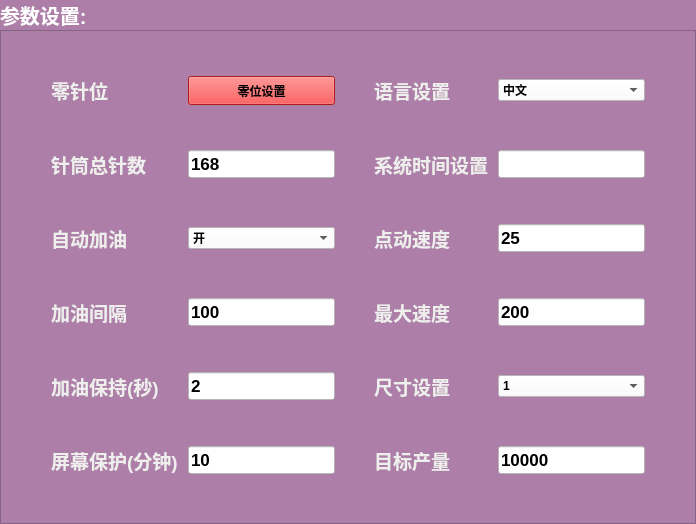
This is frm/Frm_parameterSettings.ui in lvxiaowei/linux_lcCode as Qt 5 draws it before an edit. The edited form follows.
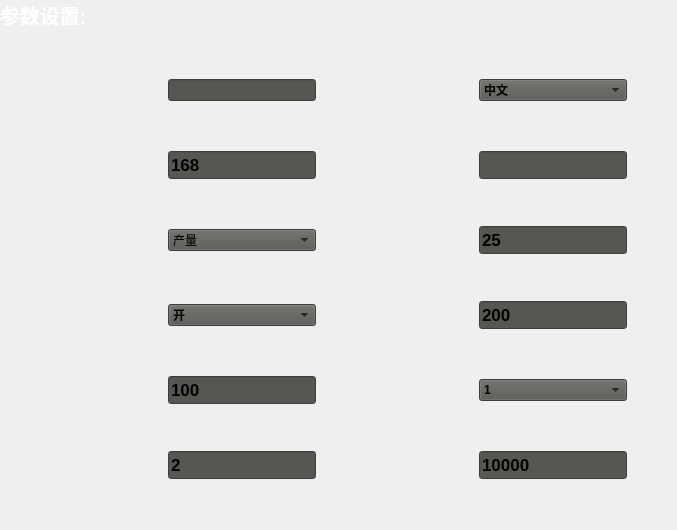
This is the edited form.

Diff of the .ui file:
```diff
--- a/frm/Frm_parameterSettings.ui
+++ b/frm/Frm_parameterSettings.ui
@@ -6,15 +6,15 @@
    <rect>
     <x>0</x>
     <y>0</y>
-    <width>696</width>
-    <height>524</height>
+    <width>677</width>
+    <height>530</height>
    </rect>
   </property>
   <property name="windowTitle">
    <string>Form</string>
   </property>
   <property name="styleSheet">
-   <string notr="true">background-color: rgb(173, 127, 168);</string>
+   <string notr="true"/>
   </property>
   <layout class="QGridLayout" name="gridLayout" rowstretch="0,1">
    <property name="leftMargin">
@@ -33,15 +33,13 @@
     <number>0</number>
    </property>
    <item row="1" column="0" colspan="2">
-    <widget class="QFrame" name="frame">
+    <widget class="QWidget" name="widget" native="true">
      <property name="styleSheet">
-      <string notr="true"/>
-     </property>
-     <property name="frameShape">
-      <enum>QFrame::StyledPanel</enum>
-     </property>
-     <property name="frameShadow">
-      <enum>QFrame::Raised</enum>
+      <string notr="true">QLineEdit:focus,QComboBox:focus, QPushButton:focus, QDoubleSpinBox:focus{
+border-width:4px;
+border-radius:10px;
+border-color: rgb(222, 89, 89);
+}</string>
      </property>
      <layout class="QGridLayout" name="gridLayout_2">
       <property name="leftMargin">
@@ -62,8 +60,8 @@
       <property name="verticalSpacing">
        <number>0</number>
       </property>
-      <item row="3" column="4">
-       <widget class="QLineEdit" name="m_edtMaxSpeed">
+      <item row="7" column="4">
+       <widget class="QLineEdit" name="m_edtOutput">
         <property name="font">
          <font>
           <pointsize>13</pointsize>
@@ -72,64 +70,24 @@
          </font>
         </property>
         <property name="styleSheet">
-         <string notr="true">background-color: rgb(255, 255, 255);</string>
+         <string notr="true">background-color: rgb(85, 87, 83);</string>
         </property>
         <property name="text">
-         <string>200</string>
+         <string>10000</string>
         </property>
         <property name="alignment">
          <set>Qt::AlignLeading|Qt::AlignLeft|Qt::AlignVCenter</set>
         </property>
        </widget>
       </item>
-      <item row="3" column="3">
-       <widget class="QLabel" name="label_22">
-        <property name="font">
-         <font>
-          <pointsize>14</pointsize>
-          <weight>75</weight>
-          <bold>true</bold>
-         </font>
-        </property>
+      <item row="3" column="1">
+       <widget class="QComboBox" name="m_edtOilMode">
         <property name="styleSheet">
-         <string notr="true">color: rgb(238, 238, 236);</string>
+         <string notr="true">background-color: rgb(85, 87, 83);</string>
         </property>
-        <property name="text">
-         <string>最大速度</string>
-        </property>
-       </widget>
-      </item>
-      <item row="1" column="3">
-       <widget class="QLabel" name="label_19">
-        <property name="font">
-         <font>
-          <pointsize>14</pointsize>
-          <weight>75</weight>
-          <bold>true</bold>
-         </font>
-        </property>
-        <property name="styleSheet">
-         <string notr="true">color: rgb(238, 238, 236);</string>
-        </property>
-        <property name="text">
-         <string>系统时间设置</string>
-        </property>
-       </widget>
-      </item>
-      <item row="2" column="1">
-       <widget class="QComboBox" name="m_edtOilEnable">
-        <property name="font">
-         <font>
-          <weight>75</weight>
-          <bold>true</bold>
-         </font>
-        </property>
-        <property name="styleSheet">
-         <string notr="true">background-color: rgb(255, 255, 255);</string>
-        </property>
         <item>
          <property name="text">
-          <string>开</string>
+          <string>产量</string>
          </property>
         </item>
         <item>
@@ -139,8 +97,8 @@
         </item>
        </widget>
       </item>
-      <item row="5" column="1">
-       <widget class="QLineEdit" name="m_edtScreen">
+      <item row="7" column="1">
+       <widget class="QLineEdit" name="m_edtOilKeep">
         <property name="font">
          <font>
           <pointsize>13</pointsize>
@@ -149,18 +107,18 @@
          </font>
         </property>
         <property name="styleSheet">
-         <string notr="true">background-color: rgb(255, 255, 255);</string>
+         <string notr="true">background-color: rgb(85, 87, 83);</string>
         </property>
         <property name="text">
-         <string>10</string>
+         <string>2</string>
         </property>
         <property name="alignment">
          <set>Qt::AlignLeading|Qt::AlignLeft|Qt::AlignVCenter</set>
         </property>
        </widget>
       </item>
-      <item row="2" column="3">
-       <widget class="QLabel" name="label_21">
+      <item row="6" column="0">
+       <widget class="QLabel" name="label_10">
         <property name="font">
          <font>
           <pointsize>14</pointsize>
@@ -172,11 +130,11 @@
          <string notr="true">color: rgb(238, 238, 236);</string>
         </property>
         <property name="text">
-         <string>点动速度</string>
+         <string>加油间隔</string>
         </property>
        </widget>
       </item>
-      <item row="4" column="3">
+      <item row="6" column="3">
        <widget class="QLabel" name="label_24">
         <property name="font">
          <font>
@@ -193,8 +151,8 @@
         </property>
        </widget>
       </item>
-      <item row="0" column="3">
-       <widget class="QLabel" name="label_16">
+      <item row="4" column="0">
+       <widget class="QLabel" name="label_7">
         <property name="font">
          <font>
           <pointsize>14</pointsize>
@@ -206,7 +164,7 @@
          <string notr="true">color: rgb(238, 238, 236);</string>
         </property>
         <property name="text">
-         <string>语言设置</string>
+         <string>自动加油</string>
         </property>
        </widget>
       </item>
@@ -223,24 +181,7 @@
         </property>
        </spacer>
       </item>
-      <item row="2" column="0">
-       <widget class="QLabel" name="label_7">
-        <property name="font">
-         <font>
-          <pointsize>14</pointsize>
-          <weight>75</weight>
-          <bold>true</bold>
-         </font>
-        </property>
-        <property name="styleSheet">
-         <string notr="true">color: rgb(238, 238, 236);</string>
-        </property>
-        <property name="text">
-         <string>自动加油</string>
-        </property>
-       </widget>
-      </item>
-      <item row="1" column="1">
+      <item row="2" column="1">
        <widget class="QLineEdit" name="m_edtNeedl">
         <property name="font">
          <font>
@@ -250,7 +191,7 @@
          </font>
         </property>
         <property name="styleSheet">
-         <string notr="true">background-color: rgb(255, 255, 255);</string>
+         <string notr="true">background-color: rgb(85, 87, 83);</string>
         </property>
         <property name="text">
          <string>168</string>
@@ -260,21 +201,27 @@
         </property>
        </widget>
       </item>
-      <item row="1" column="0">
-       <widget class="QLabel" name="label_4">
+      <item row="4" column="1">
+       <widget class="QComboBox" name="m_edtOilEnable">
         <property name="font">
          <font>
-          <pointsize>14</pointsize>
           <weight>75</weight>
           <bold>true</bold>
          </font>
         </property>
         <property name="styleSheet">
-         <string notr="true">color: rgb(238, 238, 236);</string>
+         <string notr="true">background-color: rgb(85, 87, 83);</string>
         </property>
-        <property name="text">
-         <string>针筒总针数</string>
-        </property>
+        <item>
+         <property name="text">
+          <string>开</string>
+         </property>
+        </item>
+        <item>
+         <property name="text">
+          <string>关</string>
+         </property>
+        </item>
        </widget>
       </item>
       <item row="0" column="4">
@@ -286,7 +233,7 @@
          </font>
         </property>
         <property name="styleSheet">
-         <string notr="true">background-color: rgb(255, 255, 255);</string>
+         <string notr="true">background-color: rgb(85, 87, 83);</string>
         </property>
         <item>
          <property name="text">
@@ -300,121 +247,7 @@
         </item>
        </widget>
       </item>
-      <item row="4" column="0">
-       <widget class="QLabel" name="label_12">
-        <property name="font">
-         <font>
-          <pointsize>14</pointsize>
-          <weight>75</weight>
-          <bold>true</bold>
-         </font>
-        </property>
-        <property name="styleSheet">
-         <string notr="true">color: rgb(238, 238, 236);</string>
-        </property>
-        <property name="text">
-         <string>加油保持(秒)</string>
-        </property>
-       </widget>
-      </item>
-      <item row="1" column="4">
-       <widget class="QLineEdit" name="m_edtSysTime">
-        <property name="font">
-         <font>
-          <pointsize>13</pointsize>
-          <weight>75</weight>
-          <bold>true</bold>
-         </font>
-        </property>
-        <property name="styleSheet">
-         <string notr="true">background-color: rgb(255, 255, 255);</string>
-        </property>
-        <property name="text">
-         <string/>
-        </property>
-        <property name="alignment">
-         <set>Qt::AlignLeading|Qt::AlignLeft|Qt::AlignVCenter</set>
-        </property>
-       </widget>
-      </item>
-      <item row="0" column="0">
-       <widget class="QLabel" name="label_2">
-        <property name="font">
-         <font>
-          <pointsize>14</pointsize>
-          <weight>75</weight>
-          <bold>true</bold>
-         </font>
-        </property>
-        <property name="styleSheet">
-         <string notr="true">color: rgb(238, 238, 236);</string>
-        </property>
-        <property name="text">
-         <string>零针位</string>
-        </property>
-       </widget>
-      </item>
-      <item row="4" column="1">
-       <widget class="QLineEdit" name="m_edtOilKeep">
-        <property name="font">
-         <font>
-          <pointsize>13</pointsize>
-          <weight>75</weight>
-          <bold>true</bold>
-         </font>
-        </property>
-        <property name="styleSheet">
-         <string notr="true">background-color: rgb(255, 255, 255);</string>
-        </property>
-        <property name="text">
-         <string>2</string>
-        </property>
-        <property name="alignment">
-         <set>Qt::AlignLeading|Qt::AlignLeft|Qt::AlignVCenter</set>
-        </property>
-       </widget>
-      </item>
-      <item row="3" column="1">
-       <widget class="QLineEdit" name="m_edtOilFre">
-        <property name="font">
-         <font>
-          <pointsize>13</pointsize>
-          <weight>75</weight>
-          <bold>true</bold>
-         </font>
-        </property>
-        <property name="styleSheet">
-         <string notr="true">background-color: rgb(255, 255, 255);</string>
-        </property>
-        <property name="text">
-         <string>100</string>
-        </property>
-        <property name="alignment">
-         <set>Qt::AlignLeading|Qt::AlignLeft|Qt::AlignVCenter</set>
-        </property>
-       </widget>
-      </item>
-      <item row="2" column="4">
-       <widget class="QLineEdit" name="m_edtJog">
-        <property name="font">
-         <font>
-          <pointsize>13</pointsize>
-          <weight>75</weight>
-          <bold>true</bold>
-         </font>
-        </property>
-        <property name="styleSheet">
-         <string notr="true">background-color: rgb(255, 255, 255);</string>
-        </property>
-        <property name="text">
-         <string>25</string>
-        </property>
-        <property name="alignment">
-         <set>Qt::AlignLeading|Qt::AlignLeft|Qt::AlignVCenter</set>
-        </property>
-       </widget>
-      </item>
-      <item row="4" column="4">
+      <item row="6" column="4">
        <widget class="QComboBox" name="m_edtSize">
         <property name="font">
          <font>
@@ -423,7 +256,7 @@
          </font>
         </property>
         <property name="styleSheet">
-         <string notr="true">background-color: rgb(255, 255, 255);</string>
+         <string notr="true">background-color: rgb(85, 87, 83);</string>
         </property>
         <item>
          <property name="text">
@@ -467,10 +300,30 @@
         </item>
        </widget>
       </item>
-      <item row="5" column="0">
-       <widget class="QLabel" name="label_14">
+      <item row="2" column="4">
+       <widget class="QLineEdit" name="m_edtSysTime">
         <property name="font">
          <font>
+          <pointsize>13</pointsize>
+          <weight>75</weight>
+          <bold>true</bold>
+         </font>
+        </property>
+        <property name="styleSheet">
+         <string notr="true">background-color: rgb(85, 87, 83);</string>
+        </property>
+        <property name="text">
+         <string/>
+        </property>
+        <property name="alignment">
+         <set>Qt::AlignLeading|Qt::AlignLeft|Qt::AlignVCenter</set>
+        </property>
+       </widget>
+      </item>
+      <item row="3" column="3">
+       <widget class="QLabel" name="label_21">
+        <property name="font">
+         <font>
           <pointsize>14</pointsize>
           <weight>75</weight>
           <bold>true</bold>
@@ -480,12 +333,29 @@
          <string notr="true">color: rgb(238, 238, 236);</string>
         </property>
         <property name="text">
-         <string>屏幕保护(分钟)</string>
+         <string>点动速度</string>
+        </property>
+       </widget>
+      </item>
+      <item row="0" column="3">
+       <widget class="QLabel" name="label_16">
+        <property name="font">
+         <font>
+          <pointsize>14</pointsize>
+          <weight>75</weight>
+          <bold>true</bold>
+         </font>
+        </property>
+        <property name="styleSheet">
+         <string notr="true">color: rgb(238, 238, 236);</string>
+        </property>
+        <property name="text">
+         <string>语言设置</string>
         </property>
        </widget>
       </item>
       <item row="3" column="0">
-       <widget class="QLabel" name="label_10">
+       <widget class="QLabel" name="label_14">
         <property name="font">
          <font>
           <pointsize>14</pointsize>
@@ -497,11 +367,156 @@
          <string notr="true">color: rgb(238, 238, 236);</string>
         </property>
         <property name="text">
-         <string>加油间隔</string>
+         <string>加油模式：</string>
         </property>
        </widget>
       </item>
-      <item row="5" column="3">
+      <item row="2" column="3">
+       <widget class="QLabel" name="label_19">
+        <property name="font">
+         <font>
+          <pointsize>14</pointsize>
+          <weight>75</weight>
+          <bold>true</bold>
+         </font>
+        </property>
+        <property name="styleSheet">
+         <string notr="true">color: rgb(238, 238, 236);</string>
+        </property>
+        <property name="text">
+         <string>系统时间设置</string>
+        </property>
+       </widget>
+      </item>
+      <item row="6" column="1">
+       <widget class="QLineEdit" name="m_edtOilFre">
+        <property name="font">
+         <font>
+          <pointsize>13</pointsize>
+          <weight>75</weight>
+          <bold>true</bold>
+         </font>
+        </property>
+        <property name="styleSheet">
+         <string notr="true">background-color: rgb(85, 87, 83);</string>
+        </property>
+        <property name="text">
+         <string>100</string>
+        </property>
+        <property name="alignment">
+         <set>Qt::AlignLeading|Qt::AlignLeft|Qt::AlignVCenter</set>
+        </property>
+       </widget>
+      </item>
+      <item row="0" column="0">
+       <widget class="QLabel" name="label_2">
+        <property name="font">
+         <font>
+          <pointsize>14</pointsize>
+          <weight>75</weight>
+          <bold>true</bold>
+         </font>
+        </property>
+        <property name="styleSheet">
+         <string notr="true">color: rgb(238, 238, 236);</string>
+        </property>
+        <property name="text">
+         <string>零针位</string>
+        </property>
+       </widget>
+      </item>
+      <item row="7" column="0">
+       <widget class="QLabel" name="label_12">
+        <property name="font">
+         <font>
+          <pointsize>14</pointsize>
+          <weight>75</weight>
+          <bold>true</bold>
+         </font>
+        </property>
+        <property name="styleSheet">
+         <string notr="true">color: rgb(238, 238, 236);</string>
+        </property>
+        <property name="text">
+         <string>加油保持(秒)</string>
+        </property>
+       </widget>
+      </item>
+      <item row="2" column="0">
+       <widget class="QLabel" name="label_4">
+        <property name="font">
+         <font>
+          <pointsize>14</pointsize>
+          <weight>75</weight>
+          <bold>true</bold>
+         </font>
+        </property>
+        <property name="styleSheet">
+         <string notr="true">color: rgb(238, 238, 236);</string>
+        </property>
+        <property name="text">
+         <string>针筒总针数</string>
+        </property>
+       </widget>
+      </item>
+      <item row="4" column="3">
+       <widget class="QLabel" name="label_22">
+        <property name="font">
+         <font>
+          <pointsize>14</pointsize>
+          <weight>75</weight>
+          <bold>true</bold>
+         </font>
+        </property>
+        <property name="styleSheet">
+         <string notr="true">color: rgb(238, 238, 236);</string>
+        </property>
+        <property name="text">
+         <string>最大速度</string>
+        </property>
+       </widget>
+      </item>
+      <item row="3" column="4">
+       <widget class="QLineEdit" name="m_edtJog">
+        <property name="font">
+         <font>
+          <pointsize>13</pointsize>
+          <weight>75</weight>
+          <bold>true</bold>
+         </font>
+        </property>
+        <property name="styleSheet">
+         <string notr="true">background-color: rgb(85, 87, 83);</string>
+        </property>
+        <property name="text">
+         <string>25</string>
+        </property>
+        <property name="alignment">
+         <set>Qt::AlignLeading|Qt::AlignLeft|Qt::AlignVCenter</set>
+        </property>
+       </widget>
+      </item>
+      <item row="4" column="4">
+       <widget class="QLineEdit" name="m_edtMaxSpeed">
+        <property name="font">
+         <font>
+          <pointsize>13</pointsize>
+          <weight>75</weight>
+          <bold>true</bold>
+         </font>
+        </property>
+        <property name="styleSheet">
+         <string notr="true">background-color: rgb(85, 87, 83);</string>
+        </property>
+        <property name="text">
+         <string>200</string>
+        </property>
+        <property name="alignment">
+         <set>Qt::AlignLeading|Qt::AlignLeft|Qt::AlignVCenter</set>
+        </property>
+       </widget>
+      </item>
+      <item row="7" column="3">
        <widget class="QLabel" name="label_26">
         <property name="font">
          <font>
@@ -518,45 +533,10 @@
         </property>
        </widget>
       </item>
-      <item row="5" column="4">
-       <widget class="QLineEdit" name="m_edtOutput">
-        <property name="font">
-         <font>
-          <pointsize>13</pointsize>
-          <weight>75</weight>
-          <bold>true</bold>
-         </font>
-        </property>
-        <property name="styleSheet">
-         <string notr="true">background-color: rgb(255, 255, 255);</string>
-        </property>
-        <property name="text">
-         <string>10000</string>
-        </property>
-        <property name="alignment">
-         <set>Qt::AlignLeading|Qt::AlignLeft|Qt::AlignVCenter</set>
-        </property>
-       </widget>
-      </item>
       <item row="0" column="1">
-       <widget class="QPushButton" name="m_edtZeroing">
-        <property name="sizePolicy">
-         <sizepolicy hsizetype="Minimum" vsizetype="Preferred">
-          <horstretch>0</horstretch>
-          <verstretch>0</verstretch>
-         </sizepolicy>
-        </property>
-        <property name="font">
-         <font>
-          <weight>75</weight>
-          <bold>true</bold>
-         </font>
-        </property>
+       <widget class="QLineEdit" name="m_edtZeroing">
         <property name="styleSheet">
-         <string notr="true">background-color: rgb(239, 41, 41);</string>
-        </property>
-        <property name="text">
-         <string>零位设置</string>
+         <string notr="true">background-color: rgb(85, 87, 83);</string>
         </property>
        </widget>
       </item>
```
Left out of the diff: 36 changed lines with no effect on the pictures.
